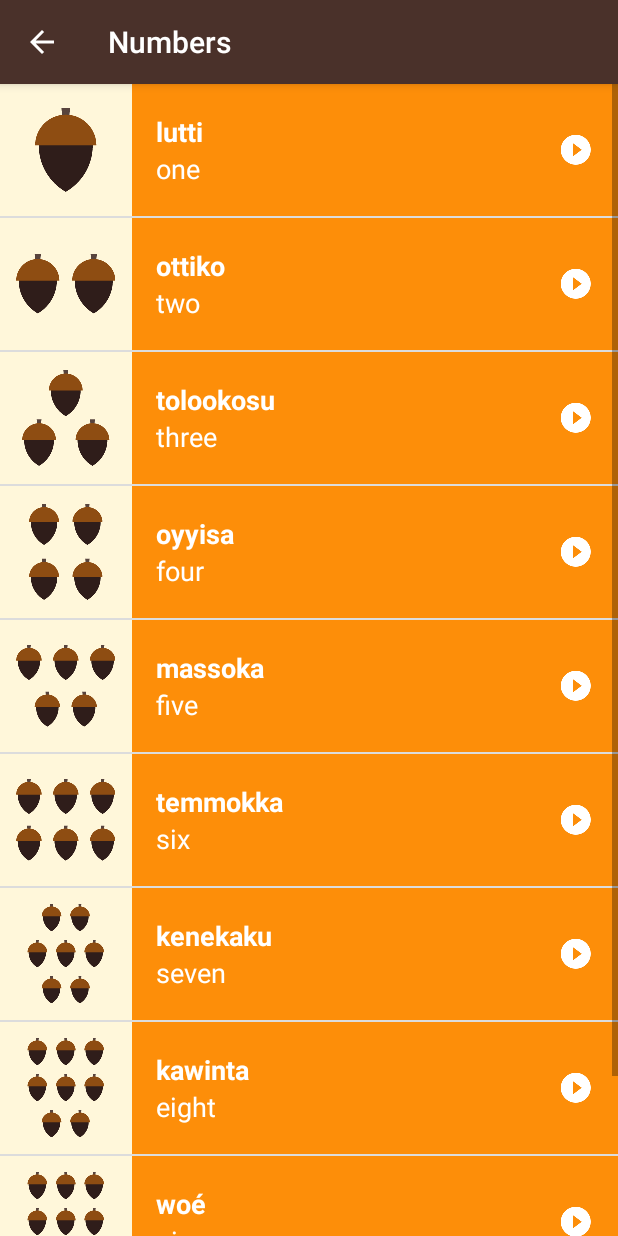
After one commit to ramb0Ram/miwok_udacity_app, an Android app: the NumbersFragment screen opened directly, with no data from a screen before it, on a phone screen of 412 x 824 dp. The commit adds this screen. Run offline under Robolectric (Android 15) with nearby library versions, the light colour scheme and no system bars.

Commit message:
Create and use NumbersFragment

```diff
--- a/app/build.gradle
+++ b/app/build.gradle
@@ -25,5 +25,6 @@
         exclude group: 'com.android.support', module: 'support-annotations'
     })
     compile 'com.android.support:appcompat-v7:25.1.0'
+    compile 'com.android.support:support-v4:25.1.0'
     testCompile 'junit:junit:4.12'
 }
--- /dev/null
+++ b/app/src/main/java/com/example/goku/miwokudacityapp/NumbersFragment.java
@@ -0,0 +1,151 @@
+package com.example.goku.miwokudacityapp;
+
+
+import android.content.Context;
+import android.media.AudioManager;
+import android.media.MediaPlayer;
+import android.os.Bundle;
+import android.support.v4.app.Fragment;
+import android.util.Log;
+import android.view.LayoutInflater;
+import android.view.View;
+import android.view.ViewGroup;
+import android.widget.AdapterView;
+import android.widget.ListView;
+import android.widget.TextView;
+
+import java.util.ArrayList;
+
+/**
+ * A simple {@link Fragment} subclass.
+ */
+public class NumbersFragment extends Fragment {
+
+    private MediaPlayer mMediaPlayer;
+
+    /**
+     * Listener para dar seguimiento al termino de reproducción de un audio
+     */
+    private MediaPlayer.OnCompletionListener mediaOncompletionListener = new MediaPlayer.OnCompletionListener(){
+        @Override
+        public void onCompletion(MediaPlayer mediaPlayer){
+            releaseMediaPlayer();
+        }
+    };
+
+    /**
+     * Objeto AudioManager
+     */
+    private AudioManager audioManager;
+
+    /**
+     * Listener para realizar acciones cuando se actualice al AudioFocus
+     */
+    private AudioManager.OnAudioFocusChangeListener audioManagerOnAudioChangeListener = new AudioManager.OnAudioFocusChangeListener() {
+        @Override
+        public void onAudioFocusChange(int focusChange) {
+            if (focusChange == AudioManager.AUDIOFOCUS_GAIN) {
+                mMediaPlayer.start();
+                Log.v("NumbersActivity", "-->>AUDIOFOCUS_GAIN");
+            } else if (focusChange == AudioManager.AUDIOFOCUS_LOSS) {
+                releaseMediaPlayer();
+                Log.v("NumbersActivity", "-->>AUDIOFOCUS_LOSS");
+            } else if (focusChange == AudioManager.AUDIOFOCUS_LOSS_TRANSIENT) {
+                mMediaPlayer.pause();
+                Log.v("NumbersActivity", "-->AUDIOFOCUS_LOSS_TRANSIENT");
+            } else if (focusChange == AudioManager.AUDIOFOCUS_LOSS_TRANSIENT_CAN_DUCK) {
+                mMediaPlayer.pause();
+                Log.v("NumbersActivity", "-->>AUDIOFOCUS_LOSS_TRANSIENT_CAN_DUCK");
+            }
+        }
+    };
+
+    public NumbersFragment() {
+        // Required empty public constructor
+    }
+
+
+    @Override
+    public View onCreateView(LayoutInflater inflater, ViewGroup container,
+                             Bundle savedInstanceState) {
+        View rootView = inflater.inflate(R.layout.word_list, container, false);
+
+        final ArrayList<Word> words = new ArrayList<>();
+
+        words.add(new Word("one", "lutti", R.drawable.number_one, R.raw.number_one));
+        words.add(new Word("two", "ottiko", R.drawable.number_two, R.raw.number_two));
+        words.add(new Word("three", "tolookosu", R.drawable.number_three, R.raw.number_three));
+        words.add(new Word("four", "oyyisa", R.drawable.number_four, R.raw.number_four));
+        words.add(new Word("five", "massoka", R.drawable.number_five, R.raw.number_five));
+        words.add(new Word("six", "temmokka", R.drawable.number_six, R.raw.number_six));
+        words.add(new Word("seven", "kenekaku", R.drawable.number_seven, R.raw.number_seven));
+        words.add(new Word("eight", "kawinta", R.drawable.number_eight, R.raw.number_eight));
+        words.add(new Word("nine", "woé", R.drawable.number_nine, R.raw.number_nine));
+        words.add(new Word("ten", "naáacha", R.drawable.number_ten, R.raw.number_ten));
+
+        //WordAdapter itemsAdapter = new WordAdapter(this, words, R.color.category_numbers);
+        WordAdapter itemsAdapter = new WordAdapter(getActivity(), words, R.color.category_numbers);
+
+        ListView listView = (ListView) rootView.findViewById(R.id.list);
+
+        listView.setAdapter(itemsAdapter);
+
+        //audioManager = (AudioManager) getSystemService(AUDIO_SERVICE);
+        audioManager = (AudioManager) getActivity().getSystemService(Context.AUDIO_SERVICE);
+
+        listView.setOnItemClickListener(new AdapterView.OnItemClickListener() {
+            @Override
+            public void onItemClick(AdapterView<?> parent, View view, int position, long id) {
+
+                int resultRequestAudioFocus= audioManager.requestAudioFocus(
+                        audioManagerOnAudioChangeListener,
+                        AudioManager.STREAM_MUSIC,
+                        AudioManager.AUDIOFOCUS_GAIN_TRANSIENT
+                );
+                if (resultRequestAudioFocus == AudioManager.AUDIOFOCUS_REQUEST_GRANTED) {
+                    Log.v("NumbersActivity", "-->> AUDIOFOCUS_REQUEST_GRANTED");
+                    releaseMediaPlayer();
+                    Word word = words.get(position);
+
+                    //mMediaPlayer = MediaPlayer.create(NumbersActivity.this, word.getAudioResourceId());
+                    mMediaPlayer = MediaPlayer.create(getActivity(), word.getAudioResourceId());
+                    mMediaPlayer.start();
+                    mMediaPlayer.setOnCompletionListener(mediaOncompletionListener);
+                } else if (resultRequestAudioFocus == AudioManager.AUDIOFOCUS_REQUEST_FAILED) {
+                    Log.v("NumbersActivity", "-->>AUDIOFOCUS REQUEST FAILED");
+                }
+            }
+        });
+        return rootView;
+    }
+    /**
+     * Clean up the media player by releasing its resources.
+     */
+    private void releaseMediaPlayer() {
+        // If the media player is not null, then it may be currently playing a sound.
+        if (mMediaPlayer != null) {
+            // Regardless of the current state of the media player, release its resources
+            // because we no longer need it.
+            mMediaPlayer.release();
+
+            // Set the media player back to null. For our code, we've decided that
+            // setting the media player to null is an easy way to tell that the media player
+            // is not configured to play an audio file at the moment.
+            mMediaPlayer = null;
+
+            //Liberar memoria del AudioFocus
+            audioManager.abandonAudioFocus(audioManagerOnAudioChangeListener);
+        }
+    }
+
+    /**
+     * Called when the Fragment is no longer started.  This is generally
+     * tied to {@link Activity#onStop() Activity.onStop} of the containing
+     * Activity's lifecycle.
+     */
+    @Override
+    public void onStop() {
+        super.onStop();
+        releaseMediaPlayer();
+    }
+}
--- /dev/null
+++ b/app/src/main/res/layout/activity_category.xml
@@ -0,0 +1,8 @@
+<?xml version="1.0" encoding="utf-8"?>
+<LinearLayout xmlns:android="http://schemas.android.com/apk/res/android"
+    android:layout_width="match_parent"
+    android:layout_height="match_parent"
+    android:orientation="vertical"
+    android:id="@+id/container">
+
+</LinearLayout>
--- a/app/src/main/res/values/strings.xml
+++ b/app/src/main/res/values/strings.xml
@@ -4,4 +4,7 @@
     <string name="category_family">Family Members</string>
     <string name="category_colors">Colors</string>
     <string name="category_phrases">Phrases</string>
+
+    <!-- TODO: Remove or change this placeholder text -->
+    <string name="hello_blank_fragment">Hello blank fragment</string>
 </resources>
```
Also changed, not shown: app/src/main/java/com/example/goku/miwokudacityapp/NumbersActivity.java (+5 -107 lines).
